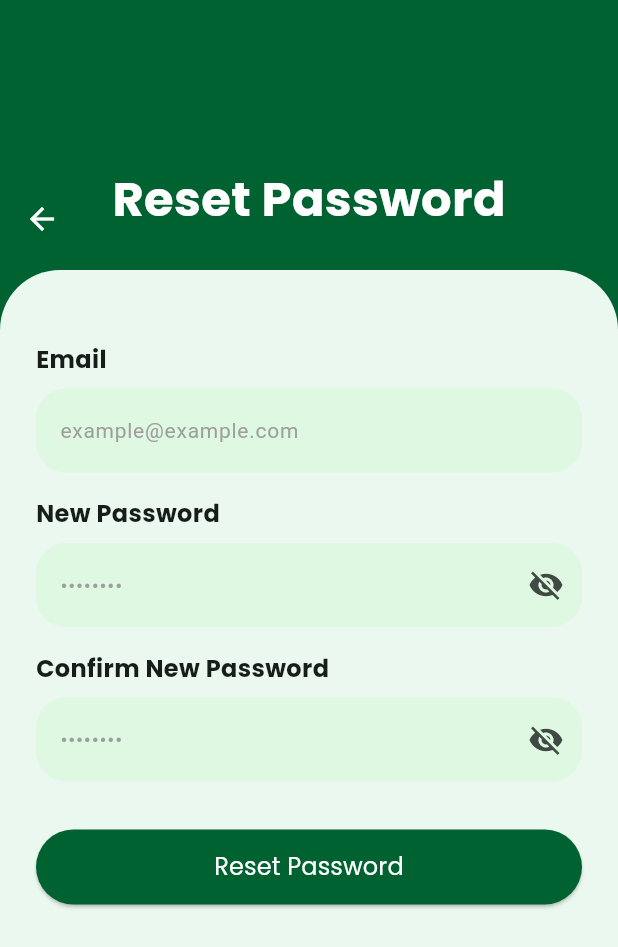
After one commit to jarelltamonte/limitly, a Flutter app: the ForgotPage screen opened directly, on a phone screen of 412 x 824 dp. The commit adds this screen. Shown: the top 947 px of the screen. Run offline on Flutter 3.47's test engine with Material 3 defaults, Android fonts, the phone set to English and light mode, and no system bars.

Commit message:
added reset password

```diff
--- /dev/null
+++ b/lib/forgot.dart
@@ -0,0 +1,223 @@
+// forgot.dart
+import 'package:flutter/material.dart';
+import 'package:flutter/services.dart';
+
+class ForgotPage extends StatefulWidget {
+  const ForgotPage({super.key});
+
+  @override
+  State<ForgotPage> createState() => _ForgotPageState();
+}
+
+class _ForgotPageState extends State<ForgotPage> {
+  final _emailController = TextEditingController();
+  final _passwordController = TextEditingController();
+  final _confirmPasswordController = TextEditingController();
+
+  bool _showPassword = false;
+  bool _showConfirmPassword = false;
+
+  @override
+  void dispose() {
+    _emailController.dispose();
+    _passwordController.dispose();
+    _confirmPasswordController.dispose();
+    super.dispose();
+  }
+
+  void _resetPassword() {
+    // Basic validation
+    if (_emailController.text.isEmpty ||
+        _passwordController.text.isEmpty ||
+        _confirmPasswordController.text.isEmpty) {
+      ScaffoldMessenger.of(context).showSnackBar(
+        const SnackBar(content: Text('Please fill all fields.')),
+      );
+      return;
+    }
+
+    if (_passwordController.text != _confirmPasswordController.text) {
+      ScaffoldMessenger.of(context).showSnackBar(
+        const SnackBar(content: Text('Passwords do not match.')),
+      );
+      return;
+    }
+
+    // TODO: Implement the actual password reset logic here.
+    // This would typically involve making an API call to your backend.
+
+    ScaffoldMessenger.of(context).showSnackBar(
+      const SnackBar(content: Text('Password has been reset successfully!')),
+    );
+    // Navigate back to the login page after a short delay
+    Future.delayed(const Duration(seconds: 2), () {
+      if (mounted) {
+        Navigator.pop(context);
+      }
+    });
+  }
+
+  @override
+  Widget build(BuildContext context) {
+    final darkGreen = const Color(0xFF006231);
+    final lightGreen = const Color(0xFFEAF8EF);
+    final fieldGreen = const Color(0xFFDEF8E1);
+
+    return Scaffold(
+      backgroundColor: darkGreen,
+      body: Column(
+        children: [
+          // Top Banner
+          SizedBox(
+            height: 180,
+            width: double.infinity,
+            child: Stack(
+              alignment: Alignment.bottomCenter,
+              children: [
+                const Padding(
+                  padding: EdgeInsets.only(bottom: 24.0),
+                  child: Text(
+                    'Reset Password',
+                    style: TextStyle(
+                      color: Colors.white,
+                      fontSize: 32,
+                      fontWeight: FontWeight.bold,
+                      fontFamily: 'Poppins',
+                    ),
+                  ),
+                ),
+                Positioned(
+                  left: 4,
+                  bottom: 10,
+                  child: IconButton(
+                    icon: const Icon(Icons.arrow_back, color: Colors.white),
+                    onPressed: () => Navigator.of(context).pop(),
+                  ),
+                ),
+              ],
+            ),
+          ),
+
+          // Form
+          Expanded(
+            child: Container(
+              width: double.infinity,
+              decoration: BoxDecoration(
+                color: lightGreen,
+                borderRadius: const BorderRadius.only(
+                  topLeft: Radius.circular(40),
+                  topRight: Radius.circular(40),
+                ),
+              ),
+              padding: const EdgeInsets.symmetric(horizontal: 24, vertical: 32),
+              child: SingleChildScrollView(
+                child: Column(
+                  crossAxisAlignment: CrossAxisAlignment.stretch,
+                  children: [
+                    buildLabel('Email'),
+                    buildTextField(
+                      controller: _emailController,
+                      hintText: 'example@example.com',
+                      keyboardType: TextInputType.emailAddress,
+                      fieldGreen: fieldGreen,
+                    ),
+                    buildLabel('New Password'),
+                    buildPasswordField(
+                      controller: _passwordController,
+                      obscureText: !_showPassword,
+                      toggle: () {
+                        setState(() {
+                          _showPassword = !_showPassword;
+                        });
+                      },
+                      fieldGreen: fieldGreen,
+                    ),
+                    buildLabel('Confirm New Password'),
+                    buildPasswordField(
+                      controller: _confirmPasswordController,
+                      obscureText: !_showConfirmPassword,
+                      toggle: () {
+                        setState(() {
+                          _showConfirmPassword = !_showConfirmPassword;
+                        });
+                      },
+                      fieldGreen: fieldGreen,
+                    ),
+                    const SizedBox(height: 32),
+                    SizedBox(
+                      height: 50,
+                      child: ElevatedButton(
+                        style: ElevatedButton.styleFrom(
+                          backgroundColor: darkGreen,
+                          shape: RoundedRectangleBorder(
+                            borderRadius: BorderRadius.circular(30),
+                          ),
+                        ),
+                        onPressed: _resetPassword,
+                        child: const Text(
+                          'Reset Password',
+                          style: TextStyle(
+                            fontSize: 16,
+                            color: Colors.white,
+                            fontFamily: 'Poppins',
+                          ),
+                        ),
+                      ),
+                    ),
+                  ],
+                ),
+              ),
+            ),
+          ),
+        ],
+      ),
+    );
+  }
+
+  Widget buildLabel(String label) => Padding(
+        padding: const EdgeInsets.only(bottom: 8.0, top: 16.0),
+        child: Text(label,
+            style: const TextStyle(
+                fontWeight: FontWeight.bold,
+                fontSize: 16,
+                fontFamily: 'Poppins')),
+      );
+
+  Widget buildTextField(
+          {required TextEditingController controller,
+          required String hintText,
+          required Color fieldGreen,
+          TextInputType? keyboardType}) =>
+      TextField(
+          controller: controller,
+          keyboardType: keyboardType,
+          decoration: InputDecoration(
+              hintText: hintText,
+              hintStyle: const TextStyle(fontSize: 14, color: Colors.grey),
+              filled: true,
+              fillColor: fieldGreen,
+              border: OutlineInputBorder(
+                  borderRadius: BorderRadius.circular(20),
+                  borderSide: BorderSide.none)));
+
+  Widget buildPasswordField(
+          {required TextEditingController controller,
+          required bool obscureText,
+          required VoidCallback toggle,
+          required Color fieldGreen}) =>
+      TextField(
+          controller: controller,
+          obscureText: obscureText,
+          decoration: InputDecoration(
+              hintText: '••••••••',
+              hintStyle: const TextStyle(fontSize: 14, color: Colors.grey),
+              filled: true,
+              fillColor: fieldGreen,
+              suffixIcon: IconButton(
+                  icon: Icon(
+                      obscureText ? Icons.visibility_off : Icons.visibility),
+                  onPressed: toggle),
+              border: OutlineInputBorder(
+                  borderRadius: BorderRadius.circular(20),
+                  borderSide: BorderSide.none)));
+}
--- a/lib/login_page.dart
+++ b/lib/login_page.dart
@@ -1,6 +1,7 @@
 import 'package:flutter/material.dart';
 import 'package:flutter/gestures.dart';
 import 'package:limitly_development/signup_page.dart';
+import 'package:limitly_development/forgot.dart';
 
 class LoginPage extends StatefulWidget {
   const LoginPage({super.key});
@@ -223,7 +224,7 @@ class _LoginPageState extends State<LoginPage> {
                                 child: Padding(
                                   padding: EdgeInsets.all(8.0),
                                   child: Image.network(
-                                    'https://en.m.wikipedia.org/wiki/File:Google_%22G%22_logo.svg#/media/File%3AGoogle_Favicon_2025.svg',
+                                    "https://commons.wikimedia.org/wiki/File:Google_%22G%22_logo.svg#/media/File:Google_%22G%22_logo.svg",
                                     fit: BoxFit.contain,
                                   ),
                                 ),
@@ -253,6 +254,26 @@ class _LoginPageState extends State<LoginPage> {
                               ),
                             ],
                           ),
+                          const SizedBox(height: 16),
+                          RichText(
+                            text: TextSpan(
+                              text: 'Forgot Password?',
+                              style: const TextStyle(
+                                decoration: TextDecoration.underline,
+                                color: Color(0xFF005F3C),
+                                fontWeight: FontWeight.bold,
+                                fontFamily: 'Poppins',
+                              ),
+                              recognizer: TapGestureRecognizer()
+                                ..onTap = () {
+                                  Navigator.push(
+                                    context,
+                                    MaterialPageRoute(
+                                        builder: (context) => const ForgotPage()),
+                                  );
+                                },
+                            ),
+                          ),
                         ],
                       ),
                     ),
```
